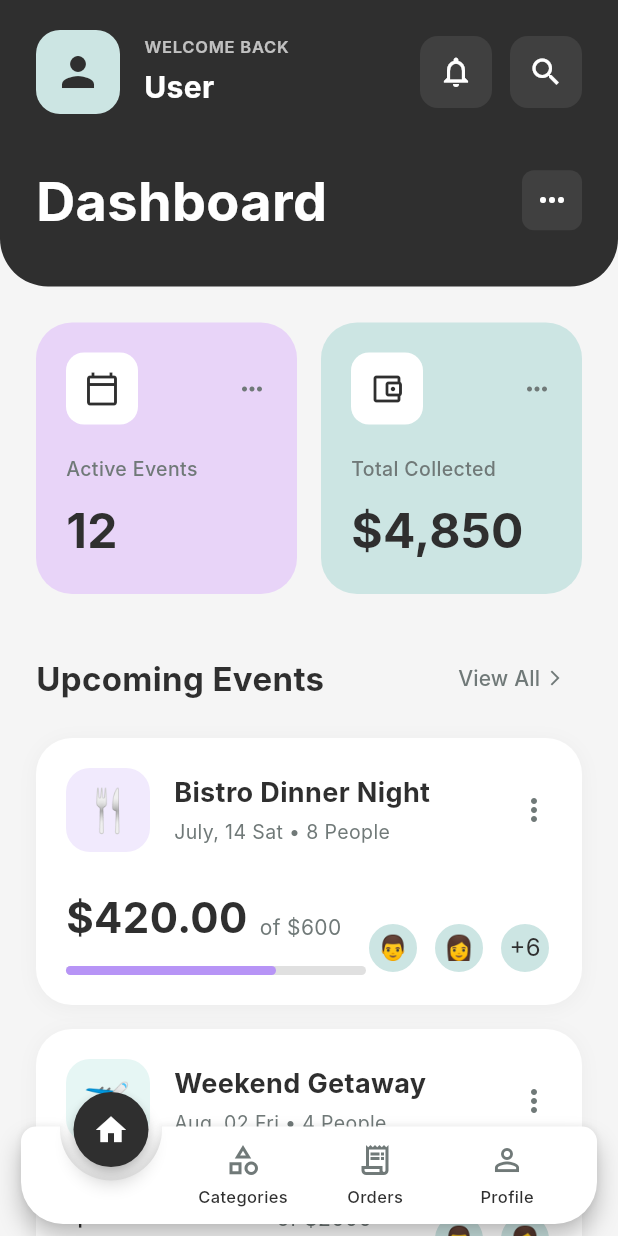
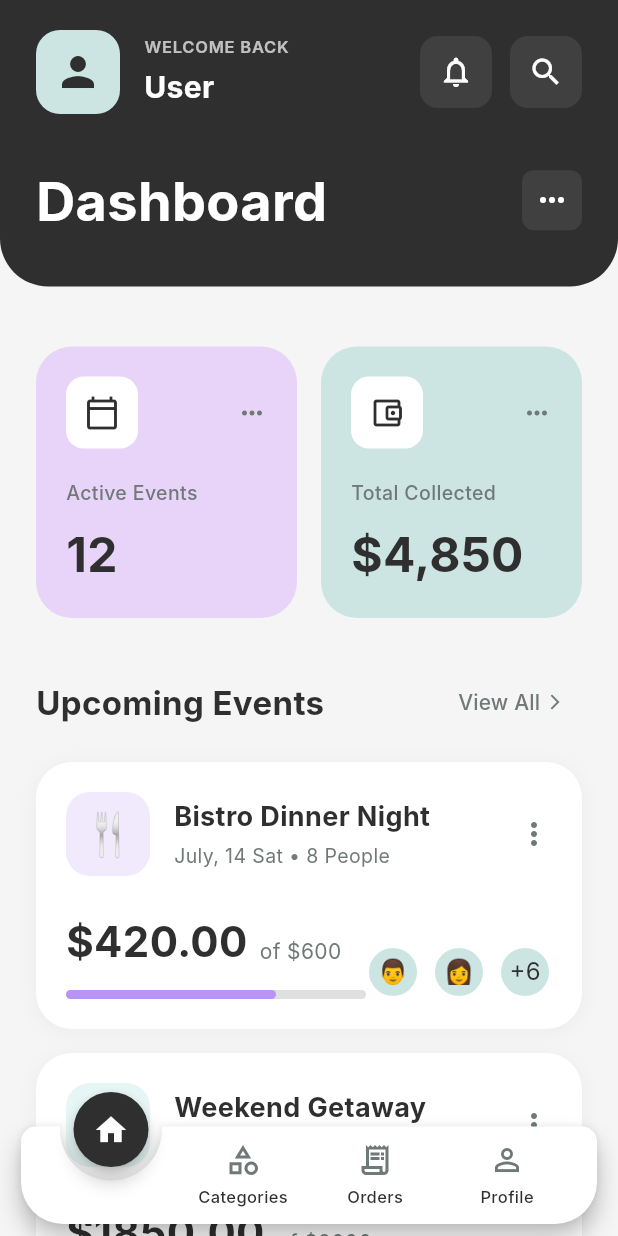
Before and after one commit to akashvadh12/Split-Money, a Flutter app: the screen it shows after launch, on a phone screen of 412 x 824 dp. Run offline on Flutter 3.47's test engine with Material 3 defaults, Android fonts, the phone set to English and light mode, and no system bars; drawn by our look-alikes of animated_notch_bottom_bar; our stand-ins replace connectivity_plus, get, lottie, shared_preferences, smooth_page_indicator; Roboto replaces fonts that are missing (Inter).

Commit message:
feat: Enhance HomeScreen with custom AppBar and status bar color handling

```diff
--- a/lib/app/modules/home/home_view.dart
+++ b/lib/app/modules/home/home_view.dart
@@ -1,4 +1,5 @@
 import 'package:flutter/material.dart';
+import 'package:flutter/services.dart';
 import 'package:get/get.dart';
 import 'package:split_money/app/modules/home/home_controller.dart';
 
@@ -14,14 +15,27 @@ class HomeScreen extends GetView<HomeController> {
       backgroundColor: isDark
           ? const Color(0xFF1A1C1E)
           : const Color(0xFFF5F5F5),
+      appBar: AppBar(
+        backgroundColor: isDark
+            ? const Color(0xFF2F2F2F)
+            : const Color(0xFF2F2F2F),
+        elevation: 0,
+        toolbarHeight:
+            0, // Hide the default toolbar, just use the status bar color
+        systemOverlayStyle: isDark
+            ? SystemUiOverlayStyle.light.copyWith(
+                statusBarColor: const Color(0xFF2F2F2F),
+              )
+            : SystemUiOverlayStyle.dark.copyWith(
+                statusBarColor: const Color(0xFF2F2F2F),
+              ),
+      ),
       body: Column(
         children: [
-          // Header Section
+          // Custom AppBar Content (below status bar)
           Container(
             decoration: BoxDecoration(
-              color: isDark
-                  ? const Color(0xFF2F2F2F)
-                  : const Color(0xFF2F2F2F),
+              color: isDark ? const Color(0xFF2F2F2F) : const Color(0xFF2F2F2F),
               borderRadius: const BorderRadius.only(
                 bottomLeft: Radius.circular(32),
                 bottomRight: Radius.circular(32),
@@ -138,7 +152,7 @@ class HomeScreen extends GetView<HomeController> {
               ],
             ),
           ),
-
+          const SizedBox(height: 16),
           // Content Section
           Expanded(
             child: SingleChildScrollView(
@@ -170,9 +184,7 @@ class HomeScreen extends GetView<HomeController> {
                       ),
                     ],
                   ),
-
                   const SizedBox(height: 32),
-
                   // Upcoming Events Header
                   Row(
                     mainAxisAlignment: MainAxisAlignment.spaceBetween,
```
